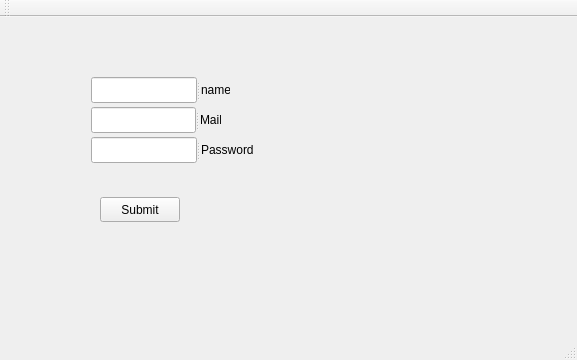
This is University-resource-management/login.ui in M-JavadHeydarpour/University-resource-management as Qt 5 draws it before an edit. The edited form follows.
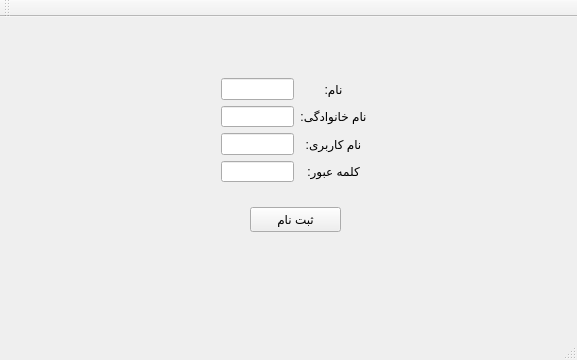
This is the edited form. The open tabs and pages were chosen to show the change.

Commit message: edited by h

```diff
--- a/University-resource-management/login.ui
+++ b/University-resource-management/login.ui
@@ -51,7 +51,7 @@
     </property>
     <property name="geometry">
      <rect>
-      <x>30</x>
+      <x>40</x>
       <y>10</y>
       <width>500</width>
       <height>300</height>
@@ -161,72 +161,79 @@
      <widget class="QPushButton" name="pushButton_3">
       <property name="geometry">
        <rect>
-        <x>70</x>
-        <y>170</y>
-        <width>80</width>
+        <x>210</x>
+        <y>180</y>
+        <width>91</width>
         <height>25</height>
        </rect>
       </property>
       <property name="text">
-       <string>Submit</string>
+       <string>ثبت نام</string>
       </property>
      </widget>
-     <widget class="QSplitter" name="splitter">
+     <widget class="QWidget" name="gridLayoutWidget_2">
       <property name="geometry">
        <rect>
-        <x>60</x>
-        <y>50</y>
-        <width>140</width>
-        <height>26</height>
+        <x>170</x>
+        <y>40</y>
+        <width>168</width>
+        <height>126</height>
        </rect>
       </property>
-      <property name="orientation">
-       <enum>Qt::Horizontal</enum>
-      </property>
-      <widget class="QLabel" name="label_2">
-       <property name="text">
-        <string>name</string>
-       </property>
-      </widget>
-      <widget class="QLineEdit" name="lineEdit"/>
-     </widget>
-     <widget class="QSplitter" name="splitter_2">
-      <property name="geometry">
-       <rect>
-        <x>60</x>
-        <y>80</y>
-        <width>131</width>
-        <height>26</height>
-       </rect>
-      </property>
-      <property name="orientation">
-       <enum>Qt::Horizontal</enum>
-      </property>
-      <widget class="QLabel" name="label_3">
-       <property name="text">
-        <string>Mail</string>
-       </property>
-      </widget>
-      <widget class="QLineEdit" name="lineEdit_2"/>
-     </widget>
-     <widget class="QSplitter" name="splitter_3">
-      <property name="geometry">
-       <rect>
-        <x>60</x>
-        <y>110</y>
-        <width>163</width>
-        <height>26</height>
-       </rect>
-      </property>
-      <property name="orientation">
-       <enum>Qt::Horizontal</enum>
-      </property>
-      <widget class="QLabel" name="label_4">
-       <property name="text">
-        <string>Password</string>
-       </property>
-      </widget>
-      <widget class="QLineEdit" name="lineEdit_3"/>
+      <layout class="QGridLayout" name="gridLayout_2">
+       <item row="3" column="1">
+        <widget class="QLineEdit" name="LEpass"/>
+       </item>
+       <item row="0" column="1">
+        <widget class="QLineEdit" name="LEname"/>
+       </item>
+       <item row="2" column="0">
+        <widget class="QLabel" name="label_4">
+         <property name="text">
+          <string>نام کاربری:</string>
+         </property>
+         <property name="alignment">
+          <set>Qt::AlignCenter</set>
+         </property>
+        </widget>
+       </item>
+       <item row="2" column="1">
+        <widget class="QLineEdit" name="LEuser"/>
+       </item>
+       <item row="0" column="0">
+        <widget class="QLabel" name="label_2">
+         <property name="text">
+          <string>نام:</string>
+         </property>
+         <property name="alignment">
+          <set>Qt::AlignCenter</set>
+         </property>
+        </widget>
+       </item>
+       <item row="1" column="1">
+        <widget class="QLineEdit" name="LEfamily"/>
+       </item>
+       <item row="1" column="0">
+        <widget class="QLabel" name="label_3">
+         <property name="text">
+          <string>نام خانوادگی:</string>
+         </property>
+         <property name="alignment">
+          <set>Qt::AlignCenter</set>
+         </property>
+        </widget>
+       </item>
+       <item row="3" column="0">
+        <widget class="QLabel" name="label_5">
+         <property name="text">
+          <string>کلمه عبور:</string>
+         </property>
+         <property name="alignment">
+          <set>Qt::AlignCenter</set>
+         </property>
+        </widget>
+       </item>
+      </layout>
      </widget>
     </widget>
    </widget>
```
Left out of the diff: 4 changed lines with no effect on the pictures.
